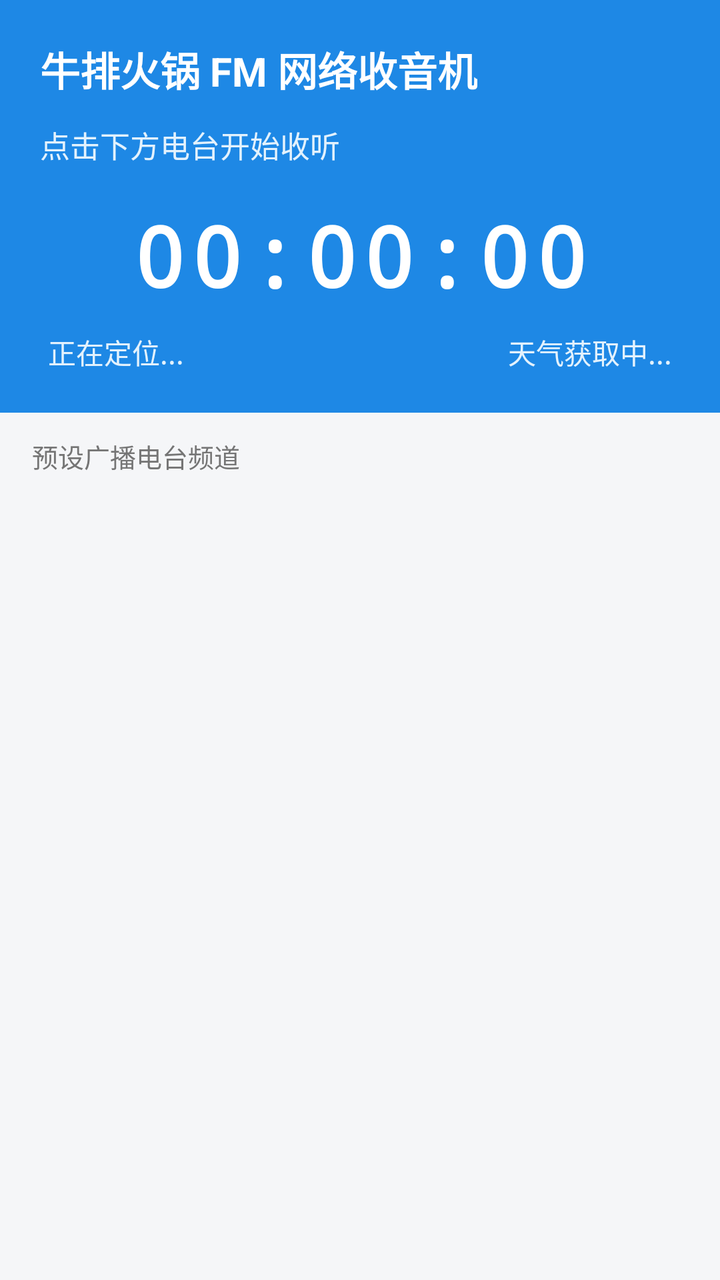
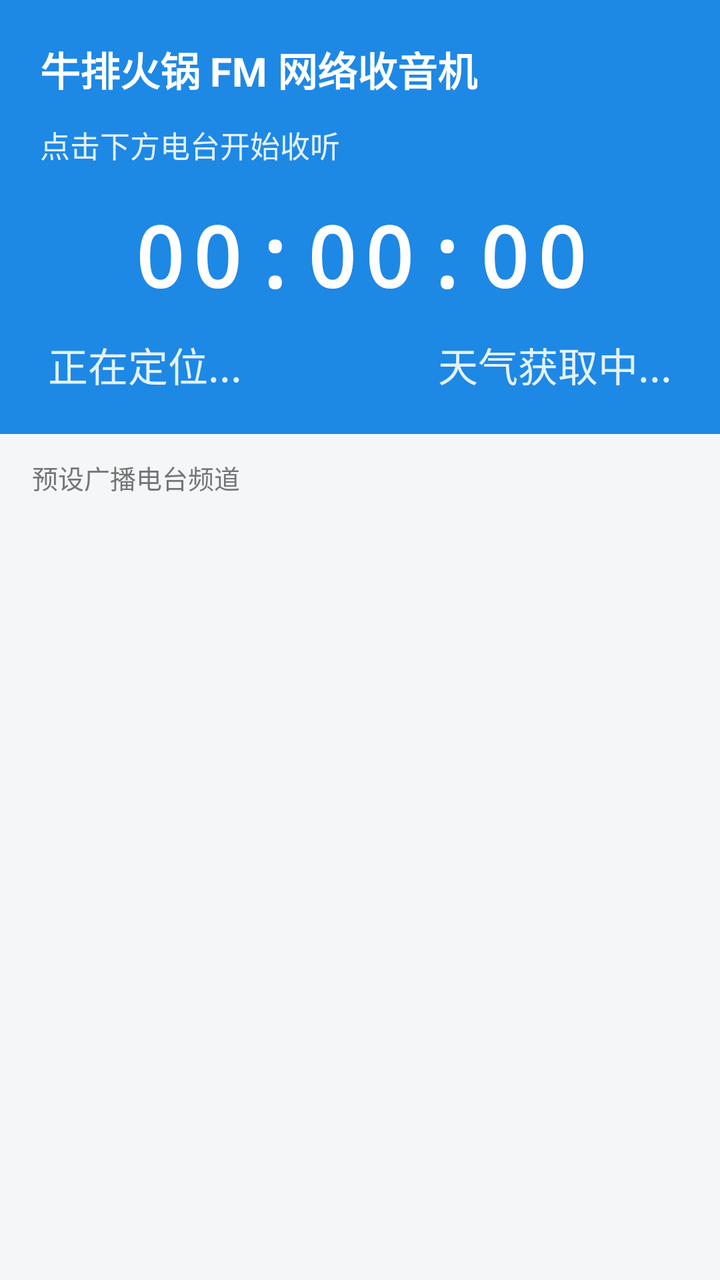

The first picture is an Android layout as it rendered before a commit; the second is the same layout after the commit. The layout source and the unified diff follow.
<!-- AndroidManifest.xml: application theme Theme.RadioFM -->
<!-- res/layout/activity_main.xml -->
<?xml version="1.0" encoding="utf-8"?>
<LinearLayout xmlns:android="http://schemas.android.com/apk/res/android"
    android:layout_width="match_parent"
    android:layout_height="match_parent"
    android:orientation="vertical"
    android:background="@color/page_background">

    
    <LinearLayout
        android:layout_width="match_parent"
        android:layout_height="wrap_content"
        android:orientation="vertical"
        android:background="@color/header_background"
        android:padding="20dp">

        <TextView
            android:layout_width="wrap_content"
            android:layout_height="wrap_content"
            android:text="牛排火锅 FM 网络收音机"
            android:textColor="@color/header_title_text"
            android:textSize="20sp"
            android:textStyle="bold" />

        <TextView
            android:id="@+id/tv_current_channel"
            android:layout_width="match_parent"
            android:layout_height="wrap_content"
            android:layout_marginTop="12dp"
            android:text="点击下方电台开始收听"
            android:textColor="@color/header_subtitle_text"
            android:textSize="15sp" />

        
        <TextView
            android:id="@+id/tv_clock"
            android:layout_width="match_parent"
            android:layout_height="wrap_content"
            android:layout_marginTop="16dp"
            android:fontFamily="monospace"
            android:gravity="center"
            android:letterSpacing="0.08"
            android:text="00:00:00"
            android:textColor="@color/header_title_text"
            android:textSize="42sp"
            android:textStyle="bold" />

        
        <LinearLayout
            android:id="@+id/layout_location_weather"
            android:layout_width="match_parent"
            android:layout_height="wrap_content"
            android:layout_marginTop="10dp"
            android:orientation="horizontal"
            android:gravity="center_vertical"
            android:paddingHorizontal="4dp">

            
            <TextView
                android:id="@+id/tv_location"
                android:layout_width="0dp"
                android:layout_height="wrap_content"
                android:layout_weight="1"
                android:gravity="start|center_vertical"
                android:singleLine="true"
                android:ellipsize="end"
                android:text="正在定位..."
                android:textColor="@color/header_subtitle_text"
                android:textSize="14sp" />

            
            <TextView
                android:id="@+id/tv_weather"
                android:layout_width="wrap_content"
                android:layout_height="wrap_content"
                android:layout_marginStart="8dp"
                android:gravity="end|center_vertical"
                android:singleLine="true"
                android:text="天气获取中..."
                android:textColor="@color/header_subtitle_text"
                android:textSize="14sp" />
        </LinearLayout>
    </LinearLayout>

    
    <TextView
        android:layout_width="match_parent"
        android:layout_height="wrap_content"
        android:paddingHorizontal="16dp"
        android:paddingVertical="12dp"
        android:text="预设广播电台频道"
        android:textColor="@color/section_title_text"
        android:textSize="13sp" />

    
    <androidx.recyclerview.widget.RecyclerView
        android:id="@+id/rv_channels"
        android:layout_width="match_parent"
        android:layout_height="0dp"
        android:layout_weight="1" />

</LinearLayout>
<!-- resources referenced by this layout -->
<resources>
  <color name="header_background">#1E88E5</color>
  <color name="header_subtitle_text">#E3F2FD</color>
  <color name="header_title_text">#FFFFFF</color>
  <color name="page_background">#F5F6F8</color>
  <color name="section_title_text">#757575</color>
  <style name="Theme.RadioFM" parent="Theme.MaterialComponents.DayNight.NoActionBar">
          <item name="colorPrimary">@color/primary</item>
          <item name="colorPrimaryDark">@color/primary_dark</item>
          <item name="colorAccent">@color/accent</item>
          <item name="android:windowBackground">@color/page_background</item>
      </style>
  <color name="primary">#1E88E5</color>
  <color name="primary_dark">#1565C0</color>
  <color name="accent">#FF4081</color>
</resources>

<!-- the commit's change to res/layout/activity_main.xml (unified diff, before → after) -->
@@ -49,7 +49,7 @@
             android:id="@+id/layout_location_weather"
             android:layout_width="match_parent"
             android:layout_height="wrap_content"
-            android:layout_marginTop="10dp"
+            android:layout_marginTop="12dp"
             android:orientation="horizontal"
             android:gravity="center_vertical"
             android:paddingHorizontal="4dp">
@@ -65,7 +65,7 @@
                 android:ellipsize="end"
                 android:text="正在定位..."
                 android:textColor="@color/header_subtitle_text"
-                android:textSize="14sp" />
+                android:textSize="20sp" />
 
             
             <TextView
@@ -77,7 +77,7 @@
                 android:singleLine="true"
                 android:text="天气获取中..."
                 android:textColor="@color/header_subtitle_text"
-                android:textSize="14sp" />
+                android:textSize="20sp" />
         </LinearLayout>
     </LinearLayout>
 
